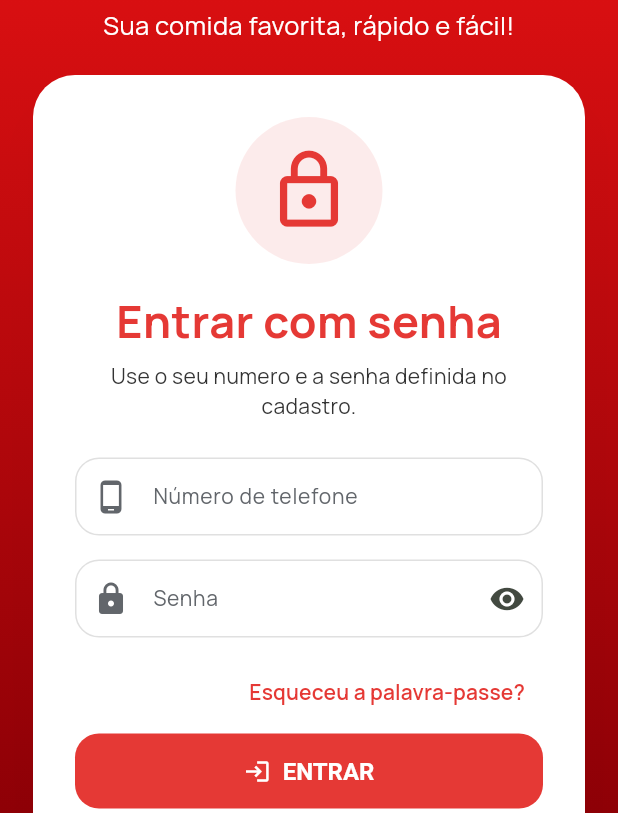
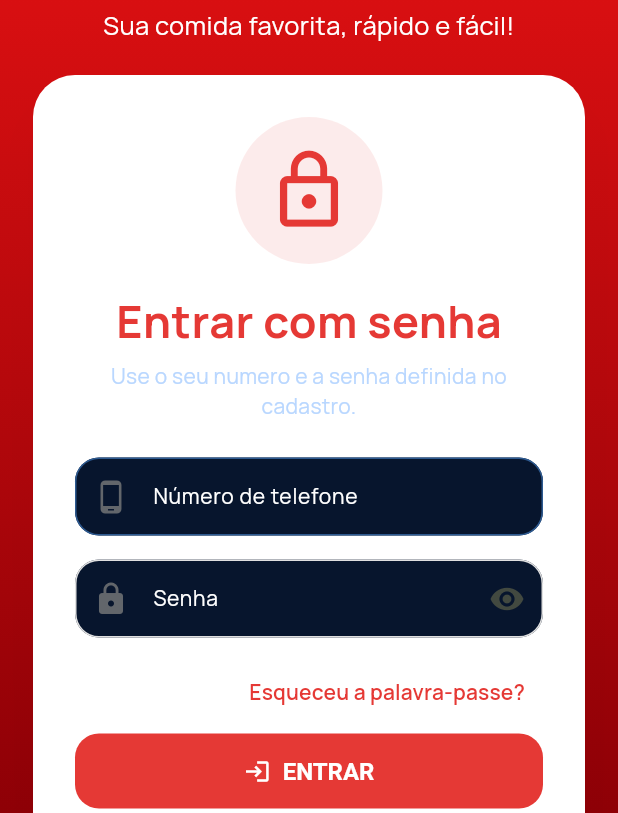
Before and after one commit to Anwarismael258/deligo-web, a Flutter app: the LoginPage screen opened directly, on a phone screen of 412 x 824 dp, the part 423-1236 px from its top. Run offline on Flutter 3.47's test engine with Material 3 defaults, Android fonts, the light colour scheme and no system bars; our stand-ins replace app_links, audioplayers, cached_network_image, firebase_analytics, firebase_core, firebase_crashlytics and 21 more; missing offline and left inert: mobile_scanner; accounts and stored records are empty.

Commit message:
Restore readable Web login fields

```diff
--- a/lib/config/theme/app_theme.dart
+++ b/lib/config/theme/app_theme.dart
@@ -337,6 +337,15 @@ class AppTheme {
         backgroundColor: const Color(0xFF020817),
         foregroundColor: Colors.white,
       ),
+      inputDecorationTheme: base.inputDecorationTheme.copyWith(
+        filled: true,
+        fillColor: const Color(0xFF07152D),
+        labelStyle: const TextStyle(color: Colors.white),
+        hintStyle: const TextStyle(color: Color(0xFF8BA4C6)),
+        prefixIconColor: const Color(0xFFB9D7FF),
+        enabledBorder: _inputBorder(const Color(0xFF2D5A91)),
+        focusedBorder: _inputBorder(const Color(0xFFFF4D0A), width: 1.8),
+      ),
       dividerColor: const Color(0xFF234875),
     );
   }
--- a/lib/features/auth/login_page.dart
+++ b/lib/features/auth/login_page.dart
@@ -429,7 +429,9 @@ class _LoginPageState extends State<LoginPage>
                               textAlign: TextAlign.center,
                               style: TextStyle(
                                 fontSize: 14,
-                                color: AppColors.darkGray,
+                                color: isStaffBuild
+                                    ? Colors.white70
+                                    : const Color(0xFFB9D7FF),
                               ),
                             ),
                             SizedBox(height: isSmallPhone ? 12 : 24),
@@ -437,17 +439,32 @@ class _LoginPageState extends State<LoginPage>
                               controller: _phoneController,
                               enabled: !_isLoading,
                               keyboardType: TextInputType.phone,
+                              style: const TextStyle(
+                                color: Colors.white,
+                                fontWeight: FontWeight.w600,
+                              ),
                               decoration: InputDecoration(
                                 labelText: 'Número de telefone',
                                 hintText: '84XXXXXXX',
                                 filled: true,
-                                fillColor: Colors.white,
+                                fillColor: const Color(0xFF07152D),
+                                labelStyle: const TextStyle(
+                                  color: Colors.white,
+                                ),
+                                hintStyle: const TextStyle(
+                                  color: Color(0xFF8BA4C6),
+                                ),
+                                prefixStyle: const TextStyle(
+                                  color: Colors.white,
+                                ),
                                 border: OutlineInputBorder(
                                   borderRadius: BorderRadius.circular(16),
                                 ),
                                 enabledBorder: OutlineInputBorder(
                                   borderRadius: BorderRadius.circular(16),
-                                  borderSide: BorderSide(color: Colors.black12),
+                                  borderSide: const BorderSide(
+                                    color: Color(0xFF2D5A91),
+                                  ),
                                 ),
                                 prefixIcon: const Icon(Icons.phone_android),
                                 prefixText: '+258 ',
@@ -459,11 +476,15 @@ class _LoginPageState extends State<LoginPage>
                                 controller: _fullNameController,
                                 enabled: !_isLoading,
                                 textCapitalization: TextCapitalization.words,
+                                style: const TextStyle(color: Colors.white),
                                 decoration: InputDecoration(
                                   labelText: 'Nome completo',
                                   hintText: 'Como foi convidado pelo Admin',
                                   filled: true,
-                                  fillColor: Colors.white,
+                                  fillColor: const Color(0xFF07152D),
+                                  labelStyle: const TextStyle(
+                                    color: Colors.white,
+                                  ),
                                   border: OutlineInputBorder(
                                     borderRadius: BorderRadius.circular(16),
                                   ),
@@ -476,11 +497,15 @@ class _LoginPageState extends State<LoginPage>
                                 enabled: !_isLoading,
                                 keyboardType: TextInputType.number,
                                 maxLength: 6,
+                                style: const TextStyle(color: Colors.white),
                                 decoration: InputDecoration(
                                   labelText: 'Codigo OTP do convite',
                                   counterText: '',
                                   filled: true,
-                                  fillColor: Colors.white,
+                                  fillColor: const Color(0xFF07152D),
+                                  labelStyle: const TextStyle(
+                                    color: Colors.white,
+                                  ),
                                   border: OutlineInputBorder(
                                     borderRadius: BorderRadius.circular(16),
                                   ),
@@ -494,10 +519,20 @@ class _LoginPageState extends State<LoginPage>
                                 controller: _passwordController,
                                 enabled: !_isLoading,
                                 obscureText: _obscurePassword,
+                                style: const TextStyle(
+                                  color: Colors.white,
+                                  fontWeight: FontWeight.w600,
+                                ),
                                 decoration: InputDecoration(
                                   labelText: 'Senha',
                                   filled: true,
-                                  fillColor: Colors.white,
+                                  fillColor: const Color(0xFF07152D),
+                                  labelStyle: const TextStyle(
+                                    color: Colors.white,
+                                  ),
+                                  hintStyle: const TextStyle(
+                                    color: Color(0xFF8BA4C6),
+                                  ),
                                   border: OutlineInputBorder(
                                     borderRadius: BorderRadius.circular(16),
                                   ),
```
